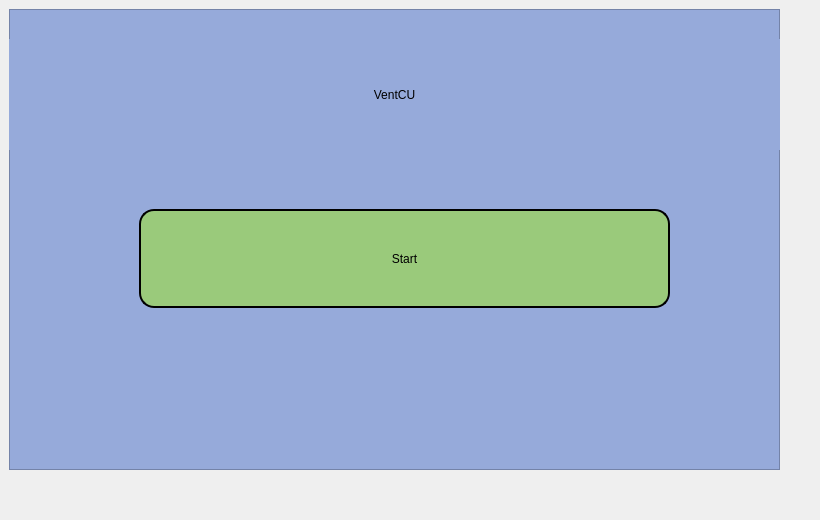
Qt form software/control_system/gui/start.ui (VentCU/bbwtb) before a commit.
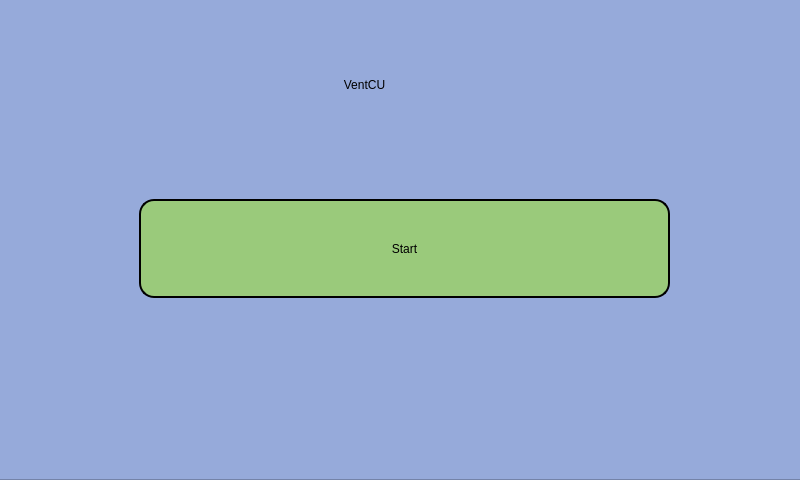
The same form after that commit.

The edit to the form file:
```diff
--- a/software/control_system/gui/start.ui
+++ b/software/control_system/gui/start.ui
@@ -9,10 +9,22 @@
    <rect>
     <x>0</x>
     <y>0</y>
-    <width>820</width>
-    <height>520</height>
+    <width>800</width>
+    <height>480</height>
    </rect>
   </property>
+  <property name="minimumSize">
+   <size>
+    <width>800</width>
+    <height>480</height>
+   </size>
+  </property>
+  <property name="maximumSize">
+   <size>
+    <width>800</width>
+    <height>480</height>
+   </size>
+  </property>
   <property name="windowTitle">
    <string>VentCU Mock UI</string>
   </property>
@@ -20,10 +32,10 @@
    <widget class="QFrame" name="frame">
     <property name="geometry">
      <rect>
-      <x>9</x>
-      <y>9</y>
-      <width>771</width>
-      <height>461</height>
+      <x>-21</x>
+      <y>-1</y>
+      <width>831</width>
+      <height>481</height>
      </rect>
     </property>
     <property name="styleSheet">
@@ -57,7 +69,7 @@
     <widget class="QPushButton" name="start_button">
      <property name="geometry">
       <rect>
-       <x>130</x>
+       <x>160</x>
        <y>200</y>
        <width>531</width>
        <height>99</height>
```
